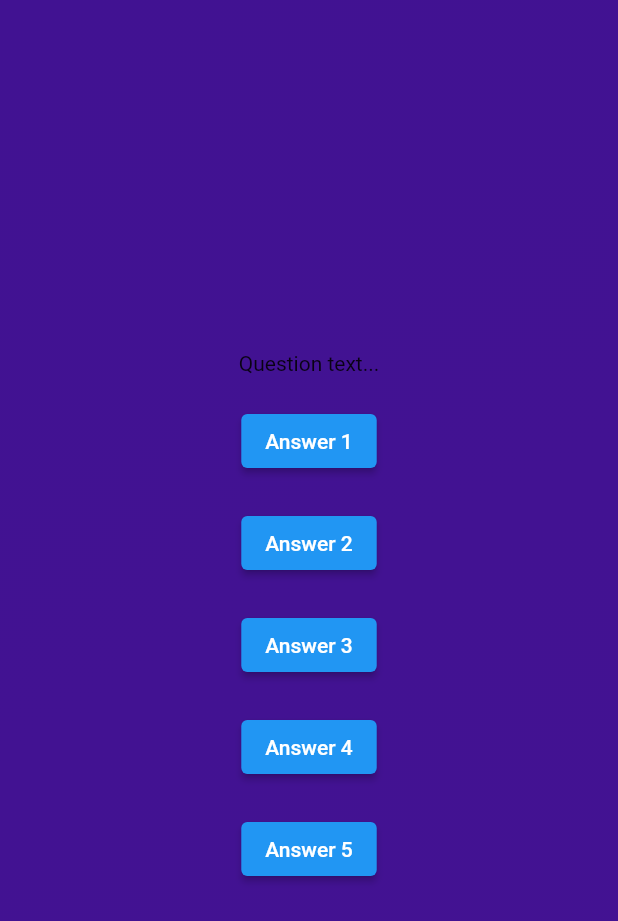
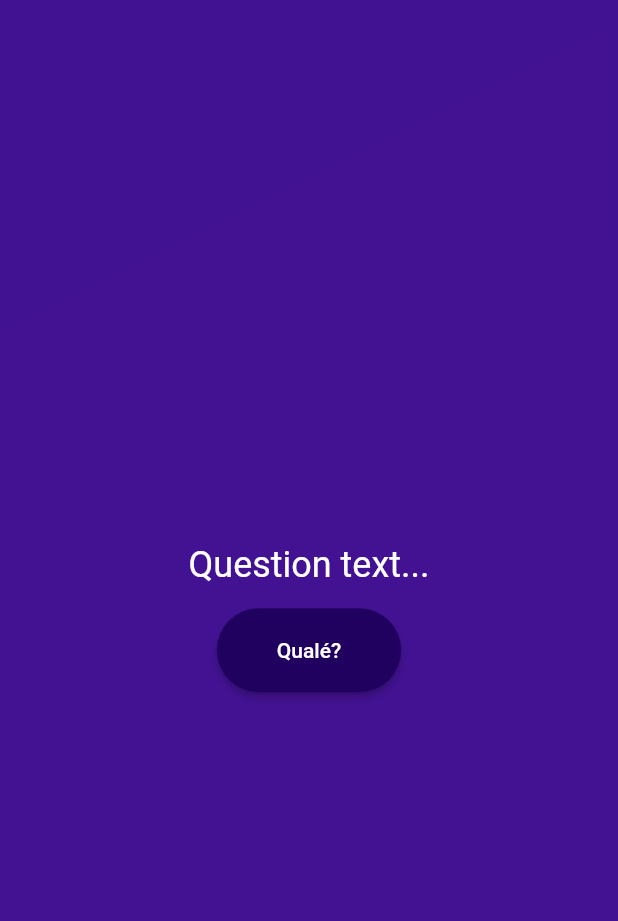
Before and after one commit to clebsonsh/quiz_app, a Flutter app: the screen it shows after launch, after a tap on "Start Quiz", on a phone screen of 412 x 824 dp. Shown: the top 921 px of the screen. Run offline on Flutter 3.47's test engine with Material 2 defaults, Android fonts, the phone set to English and light mode, and no system bars.

Commit message:
Creating a Reusable, Custom Styled Button

```diff
--- /dev/null
+++ b/lib/widgets/answer_button.dart
@@ -0,0 +1,37 @@
+import 'package:flutter/material.dart';
+
+class AnswerButton extends StatelessWidget {
+  const AnswerButton({
+    super.key,
+    required this.answerText,
+    required this.onTap,
+  });
+
+  final String answerText;
+
+  final void Function() onTap;
+
+  @override
+  Widget build(BuildContext context) {
+    return Column(
+      children: [
+        const SizedBox(height: 15),
+        ElevatedButton(
+          onPressed: onTap,
+          style: ElevatedButton.styleFrom(
+            backgroundColor: const Color.fromARGB(255, 33, 1, 95),
+            foregroundColor: Colors.white,
+            padding: const EdgeInsets.symmetric(
+              vertical: 20,
+              horizontal: 40,
+            ),
+            shape: RoundedRectangleBorder(
+              borderRadius: BorderRadius.circular(40),
+            ),
+          ),
+          child: Text(answerText),
+        ),
+      ],
+    );
+  }
+}
--- a/lib/widgets/questions_screen.dart
+++ b/lib/widgets/questions_screen.dart
@@ -1,4 +1,5 @@
 import 'package:flutter/material.dart';
+import 'package:quiz_app/widgets/answer_button.dart';
 
 class QuestionsScreen extends StatefulWidget {
   const QuestionsScreen({super.key});
@@ -14,31 +15,16 @@ class _QuestionsScreenState extends State<QuestionsScreen> {
       child: Column(
         mainAxisAlignment: MainAxisAlignment.center,
         children: [
-          const Text('Question text...'),
-          const SizedBox(height: 20),
-          ElevatedButton(
-            onPressed: () {},
-            child: const Text('Answer 1'),
+          const Text(
+            'Question text...',
+            style: TextStyle(
+              fontSize: 24,
+              color: Colors.white,
+            ),
           ),
-          const SizedBox(height: 20),
-          ElevatedButton(
-            onPressed: () {},
-            child: const Text('Answer 2'),
-          ),
-          const SizedBox(height: 20),
-          ElevatedButton(
-            onPressed: () {},
-            child: const Text('Answer 3'),
-          ),
-          const SizedBox(height: 20),
-          ElevatedButton(
-            onPressed: () {},
-            child: const Text('Answer 4'),
-          ),
-          const SizedBox(height: 20),
-          ElevatedButton(
-            onPressed: () {},
-            child: const Text('Answer 5'),
+          AnswerButton(
+            answerText: 'Qualé?',
+            onTap: () {},
           ),
         ],
       ),
```
